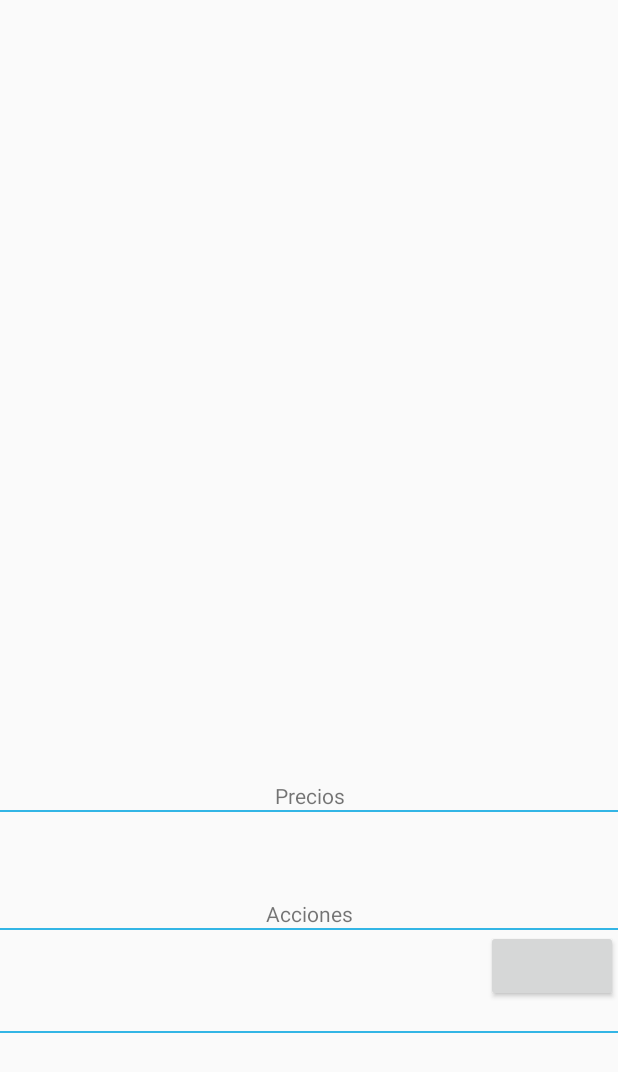
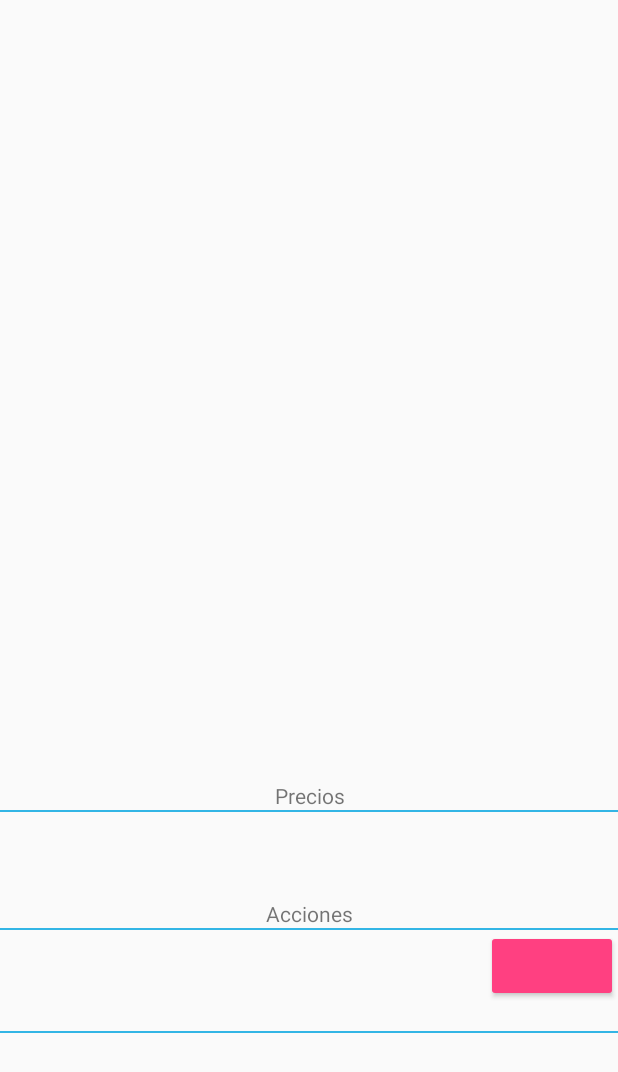
Before and after one commit to AsierEHU/FireBaseVibbay03, an Android app: the layout fragment_articledetails.xml on its own in the app's theme, with its tools: preview values and no code run, on a phone screen of 412 x 824 dp. Shown: the top 1072 px of the screen. Run offline under Robolectric (Android 15) with nearby library versions, the phone set to English and light mode, and no system bars.

Commit message:
Buttons changed

```diff
--- a/app/src/main/res/layout/fragment_articledetails.xml
+++ b/app/src/main/res/layout/fragment_articledetails.xml
@@ -66,7 +66,8 @@
             android:id="@+id/genericbutton"
             android:layout_width="wrap_content"
             android:layout_height="wrap_content"
-            android:layout_gravity="right"/>
+            android:layout_gravity="right"
+            style="@style/Widget.AppCompat.Button.Colored"/>
 
         <TextView
             android:id="@+id/bidshistorical"
--- a/app/src/main/res/layout/fragment_newarticle.xml
+++ b/app/src/main/res/layout/fragment_newarticle.xml
@@ -73,6 +73,7 @@
         android:layout_width="match_parent"
         android:layout_height="wrap_content"
         android:id="@+id/Add"
+        style="@style/Widget.AppCompat.Button.Colored"
         />
 
 </LinearLayout>
```
